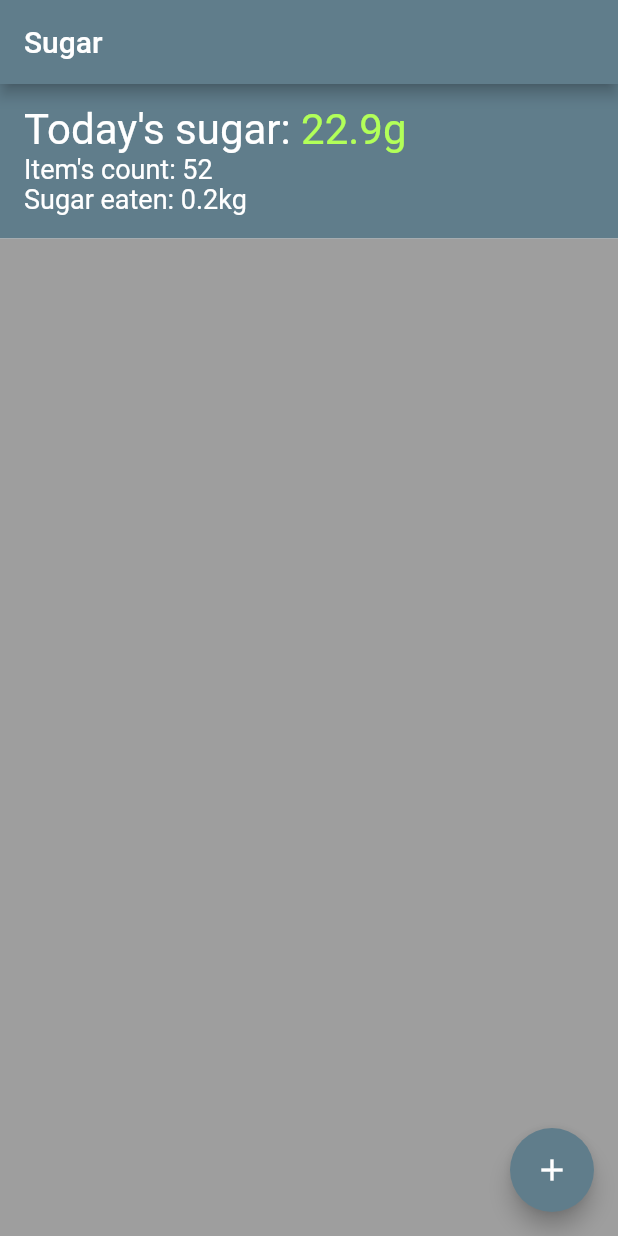
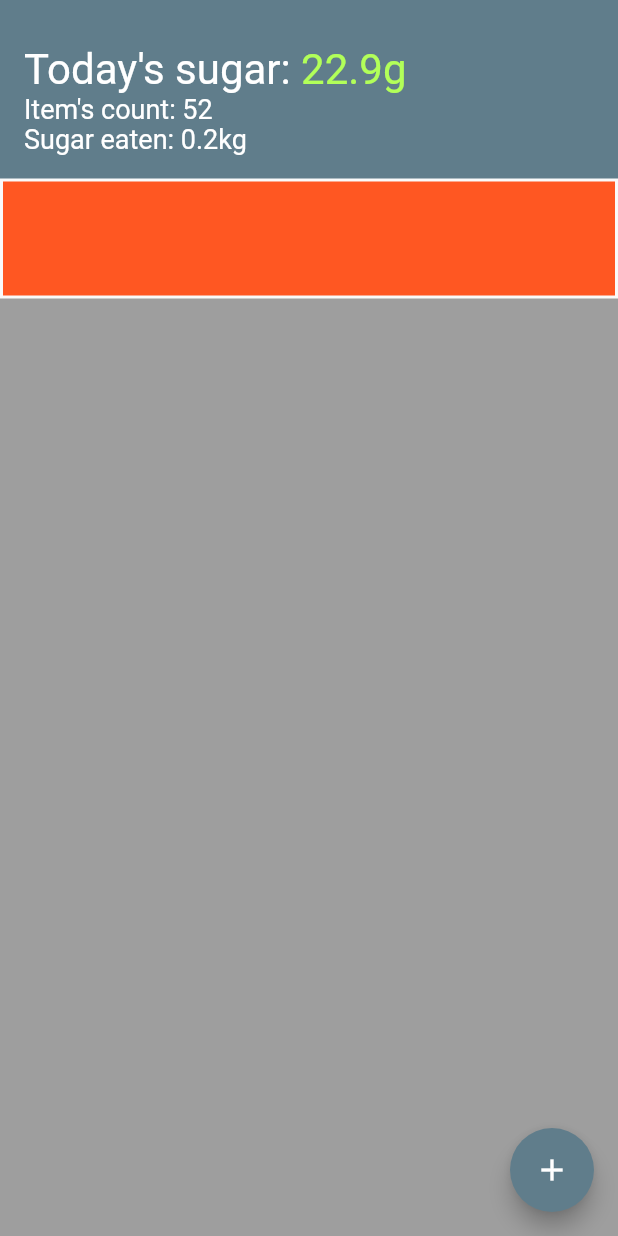
Before and after one commit to darekbx/flutter-sugar, a Flutter app: the screen it shows after launch, after a tap on the "add" icon, on a phone screen of 412 x 824 dp. Run offline on Flutter 3.47's test engine with Material 2 defaults, Android fonts, the phone set to English and light mode, and no system bars.

Commit message:
Added chart container

```diff
--- a/lib/main.dart
+++ b/lib/main.dart
@@ -20,6 +20,21 @@ class SugarPage extends StatefulWidget {
 
   @override
   _SugarPageState createState() => _SugarPageState();
+}
+
+class Chart extends CustomPainter {
+
+  @override
+  void paint(Canvas canvas, Size size) {
+    var paint = Paint();
+    paint.color = Colors.deepOrange;
+    canvas.drawRect(Rect.fromLTWH(2, 2, size.width - 4, size.height - 4), paint);
+  }
+
+  @override
+  bool shouldRepaint(CustomPainter oldDelegate) {
+    return false;
+  }
 }
 
 class _SugarPageState extends State<SugarPage> {
@@ -45,7 +60,7 @@ class _SugarPageState extends State<SugarPage> {
       color: Colors.blueGrey,
       child: Row(children: <Widget>[
         Padding(
-            padding: EdgeInsets.all(16.0),
+            padding: EdgeInsets.fromLTRB(16.0, 32.0, 16.0, 16.0),
             child: Column(
                 crossAxisAlignment: CrossAxisAlignment.start,
                 children: <Widget>[
@@ -59,16 +74,22 @@ class _SugarPageState extends State<SugarPage> {
                 ]))
       ]));
 
+
+
   @override
   Widget build(BuildContext context) {
     return Scaffold(
-      appBar: AppBar(
-        title: Text(widget.title),
-      ),
       body: Column(
         mainAxisAlignment: MainAxisAlignment.start,
+        crossAxisAlignment: CrossAxisAlignment.start,
         children: <Widget>[
           topInformations(),
+          Container(
+            child: CustomPaint(
+              painter: Chart(),
+              child: Container(height: 80)
+            )
+          ),
           Expanded(
             child: Container(color: Colors.grey),
           )
```
